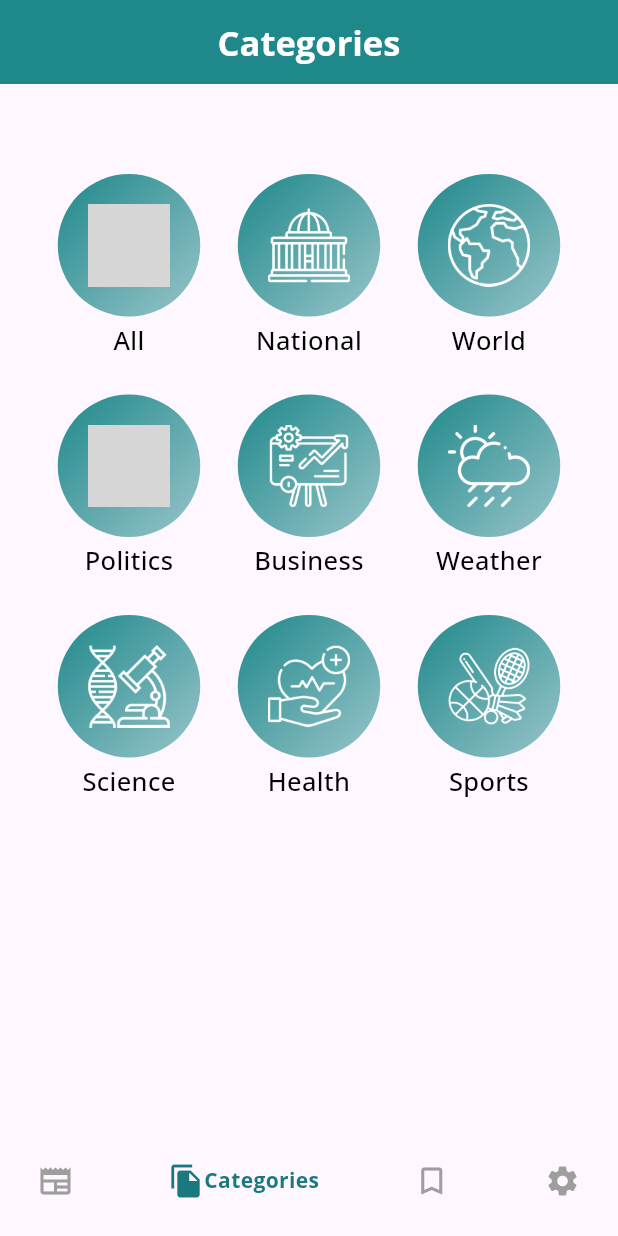
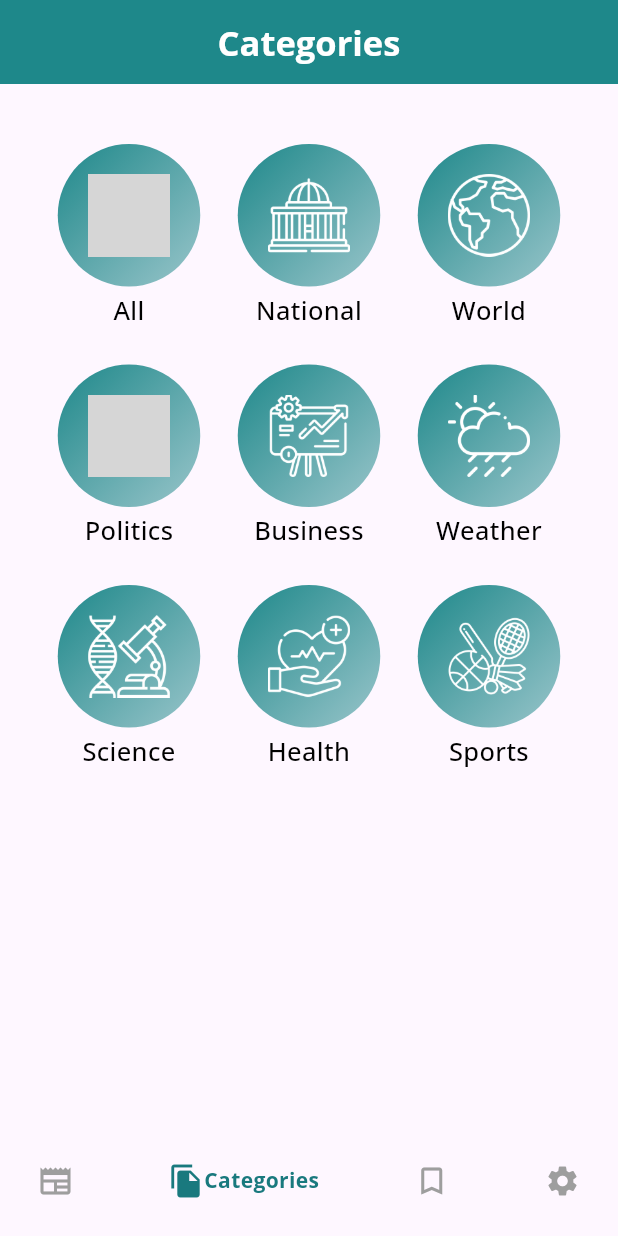
Before and after one commit to NijatNaghiyev/codelandia_news, a Flutter app: the screen it shows after launch, item 2 of the bottom bar chosen, on a phone screen of 412 x 824 dp. Run offline on Flutter 3.47's test engine with Material 2 defaults, Android fonts, the light colour scheme and no system bars; drawn by our look-alikes of google_nav_bar; our stand-ins replace animated_splash_screen, google_fonts, lottie; network calls fail; grey boxes are pictures that could not be loaded.

Commit message:
Expanded category

```diff
--- a/lib/screens/categories_screen.dart
+++ b/lib/screens/categories_screen.dart
@@ -43,10 +43,11 @@ class _CategoriesScreenState extends State<CategoriesScreen> {
           textAlign: TextAlign.center,
         ),
       ),
-      body: Column(
+      body: SingleChildScrollView(
+        child: Column(
           children: [
             const SizedBox(
-            height: 60,
+              height: 40,
             ),
             SizedBox(
               width: double.infinity,
@@ -91,6 +92,7 @@ class _CategoriesScreenState extends State<CategoriesScreen> {
             ),
           ],
         ),
+      ),
     );
   }
 }
--- a/lib/widgets/card_widgets.dart
+++ b/lib/widgets/card_widgets.dart
@@ -41,8 +41,10 @@ class _CardWidgetState extends State<CardWidget> {
             Navigator.push(
               context,
               MaterialPageRoute(
-                builder: (context) =>
-                    InfoScreen(info: widget.info, images: widget.images),
+                builder: (context) => InfoScreen(
+                  info: widget.info,
+                  images: widget.images,
+                ),
               ),
             );
           },
```
Lines whose indentation alone changed are shown as unchanged.
